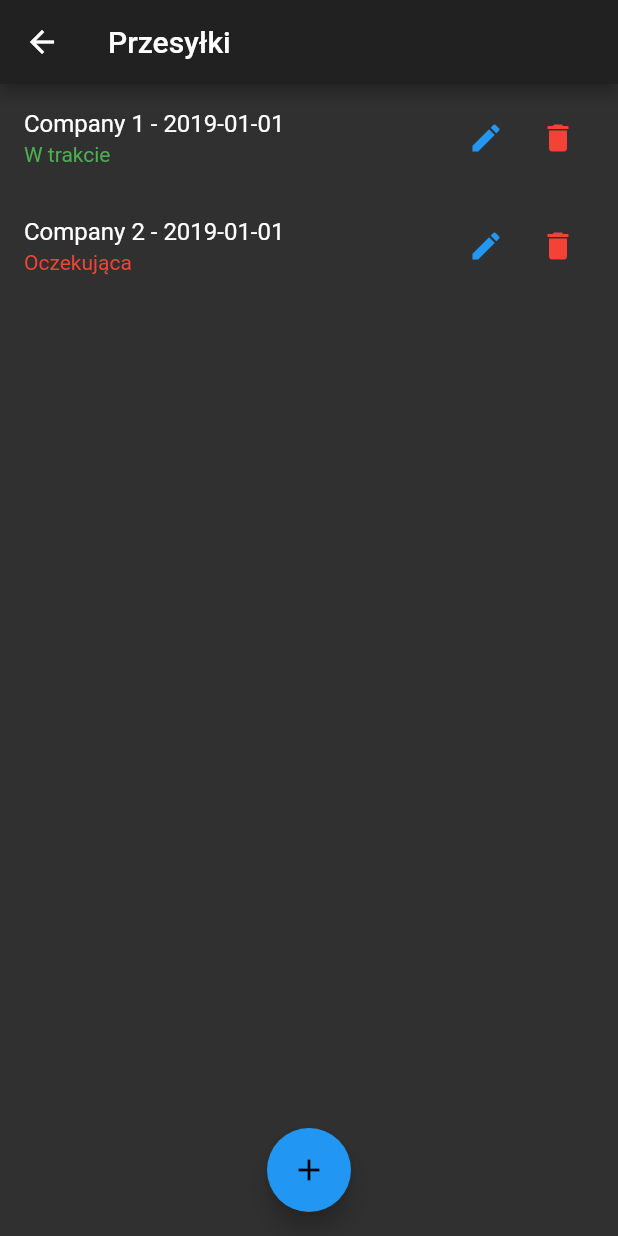
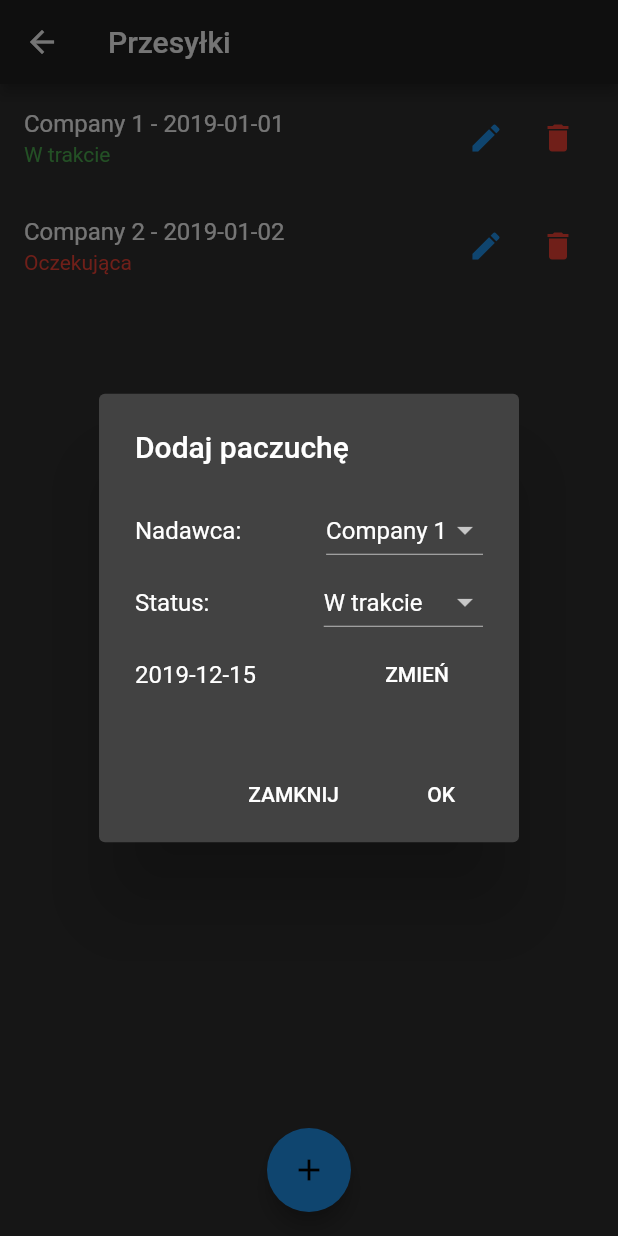
Before and after one commit to jpitucha/raporting_and_todo_app_mobile, a Flutter app: the ShippingPage screen opened by its route, after a tap on the "add" icon, on a phone screen of 412 x 824 dp. Run offline on Flutter 3.47's test engine with Material 2 defaults, Android fonts, the phone set to English and light mode, and no system bars.

Commit message:
Adding shipment done

```diff
--- a/lib/pages/shipping.dart
+++ b/lib/pages/shipping.dart
@@ -19,7 +19,7 @@ class ShippingPageState extends State<ShippingPage> {
 @override
   void initState() {
     packages.add(Pack("Company 1", DateTime.parse("2019-01-01 00:00:00.000"), "W trakcie"));
-    packages.add(Pack("Company 2", DateTime.parse("2019-01-01 00:00:00.000"), "Oczekująca"));
+    packages.add(Pack("Company 2", DateTime.parse("2019-01-02 00:00:00.000"), "Oczekująca"));
     companies.add("Company 1");
     companies.add("Company 2");
     companies.add("Company 3");
@@ -115,6 +115,65 @@ class ShippingPageState extends State<ShippingPage> {
   );
 }
 
+Future<Pack> _addItemDialog(BuildContext context) async {
+  String tmpCompany = companies.elementAt(0);
+  String tmpStatus = statuses.elementAt(0);
+  DateTime tmpDate = DateTime.now();
+  return showDialog<Pack>(
+    context: context,
+    barrierDismissible: false,
+    builder: (BuildContext context) {
+      return AlertDialog(
+        title: Text("Dodaj paczuchę"),
+        content: Column(
+          mainAxisSize: MainAxisSize.min,
+          children: <Widget>[
+            Row(
+              mainAxisAlignment: MainAxisAlignment.spaceBetween,
+              children: <Widget>[
+                Text("Nadawca:"),
+                ComboBox(companies.elementAt(0), companies, (String newValue) {
+                  if (newValue != null) {
+                    tmpCompany = newValue;
+                  }
+                })
+              ],
+            ),
+            Row(
+              mainAxisAlignment: MainAxisAlignment.spaceBetween,
+              children: <Widget>[
+                Text("Status:"),
+                ComboBox(statuses.elementAt(0), statuses, (String newValue) {
+                  if (newValue != null) {
+                    tmpStatus = newValue;
+                  }
+                })
+              ],
+            ),
+            DaySelector(DateTime.now(), (DateTime newValue) {
+              tmpDate = newValue;
+            })
+          ],
+        ),
+        actions: <Widget>[
+          FlatButton(
+              child: Text("ZAMKNIJ"),
+              onPressed: () {
+                Navigator.of(context).pop();
+              },
+            ),
+            FlatButton(
+              child: Text("OK"),
+              onPressed: () {
+                Navigator.of(context).pop(Pack(tmpCompany, tmpDate, tmpStatus));
+              },
+            )
+        ],
+      );
+    }
+  );
+}
+
   @override
   Widget build(BuildContext context) {
     return Scaffold(
@@ -146,8 +205,13 @@ class ShippingPageState extends State<ShippingPage> {
       floatingActionButton: FloatingActionButton(
         child: Icon(Icons.add),
         backgroundColor: Colors.blue,
-        onPressed: () {
-          //add
+        onPressed: () async {
+          final newPack = await _addItemDialog(context);
+          if (newPack.sender != null && newPack.date != null && newPack.status != null) {
+            setState(() {
+              packages.insert(0, newPack);
+            });
+          }
         },
       ),
       floatingActionButtonLocation: FloatingActionButtonLocation.centerFloat,
```
